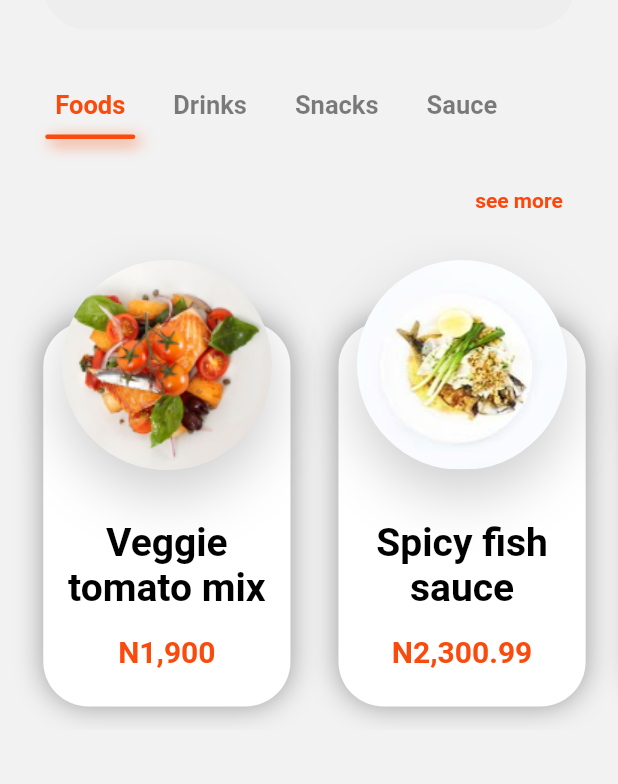
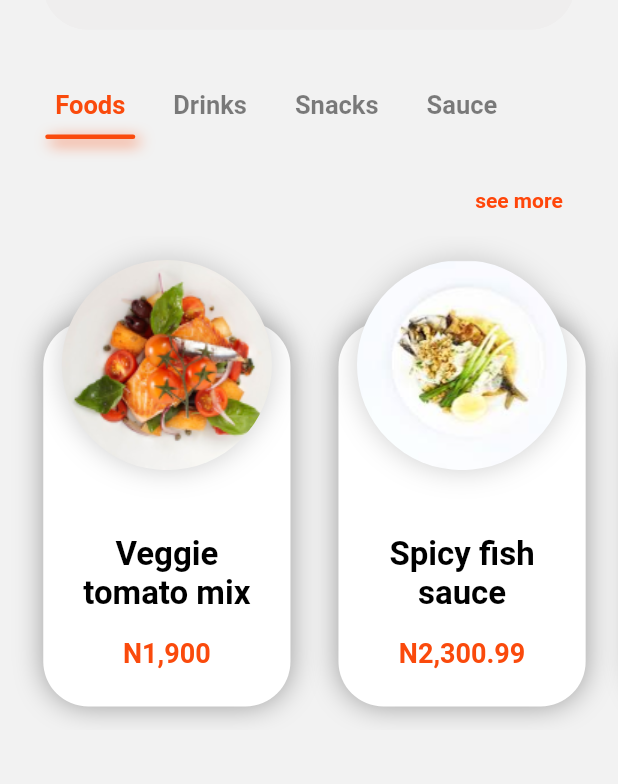
Before and after one commit to heorhiikanir/food_delivery, a Flutter app: the HomeScreen screen opened directly, on a phone screen of 412 x 824 dp, the part 272-1056 px from its top. Run offline on Flutter 3.47's test engine with Material 2 defaults, Android fonts, the phone set to English and light mode, and no system bars; our stand-ins replace badges, flutter_advanced_drawer, flutter_slidable, flutter_svg, get; Roboto replaces fonts that are missing (SF).

Commit message:
add animations in food item widget

```diff
--- a/lib/screens/home_screen/components/food_item.dart
+++ b/lib/screens/home_screen/components/food_item.dart
@@ -1,40 +1,66 @@
 import 'package:flutter/material.dart';
-import 'package:get/get.dart';
-import 'package:get/get_core/src/get_main.dart';
 
 import '../../../constants/colors.dart';
 import '../../../models/item.dart';
 import '../../details_screen/ItemDetails.dart';
 
-class FoodItem extends StatelessWidget {
+class FoodItem extends StatefulWidget {
   final double width;
   final Item item;
 
   const FoodItem({
     Key? key,
-    this.width=150,
+    this.width = 150,
     required this.item,
   }) : super(key: key);
 
   @override
+  State<FoodItem> createState() => _FoodItemState();
+}
+
+class _FoodItemState extends State<FoodItem>
+    with SingleTickerProviderStateMixin {
+  late AnimationController _animationCtr;
+  late Animation<double> _rotate;
+  late Animation<double> _fadeAndScale;
+
+  @override
+  void initState() {
+    _animationCtr = AnimationController(
+      duration: const Duration(milliseconds: 800),
+      vsync: this,
+    );
+    _rotate = Tween<double>(begin: 0,end: 1.5).animate(CurvedAnimation(parent: _animationCtr, curve: const Interval(0, 0.7,curve: Curves.easeIn)));
+    _fadeAndScale = CurvedAnimation(parent: _animationCtr, curve: const Interval(0, 1,curve: Curves.easeIn),reverseCurve: Curves.easeOut);
+
+    _animationCtr.forward();
+    _animationCtr.addListener(() { });
+
+
+    super.initState();
+  }
+
+  @override
   Widget build(BuildContext context) {
     return InkWell(
-      onTap: (){
+      onTap: () {
         //Get.to(()=> ItemDetailsScreen(item: item));
-        Navigator.of(context).push(MaterialPageRoute(builder: (context)=> ItemDetailsScreen(item: item)));
+        Navigator.of(context).push(MaterialPageRoute(
+            builder: (context) => ItemDetailsScreen(item: widget.item)));
       },
       child: SizedBox(
-        width: width,
-        height: width * 1.55,
+        width: widget.width,
+        height: widget.width * 1.55,
         child: Stack(
           children: [
             Positioned(
-              top : width /4,
+              top: widget.width / 4,
               left: 0,
               right: 0,
               bottom: 0,
               child: Container(
-                height: width * 2 / 1.5,
+                padding: const EdgeInsets.fromLTRB(16, 16, 16, 0),
+                height: widget.width * 2 / 1.5,
                 decoration: const BoxDecoration(
                     color: Colors.white,
                     borderRadius: BorderRadius.all(Radius.circular(30)),
@@ -42,23 +68,40 @@ class FoodItem extends StatelessWidget {
                       BoxShadow(
                           color: Colors.grey,
                           offset: Offset(0, 0),
-                          blurRadius: 16
-                      )
-                    ]
-                ),
+                          blurRadius: 16)
+                    ]),
+                child: ScaleTransition(
+                  scale: _fadeAndScale,
+                  child: FadeTransition(
+                    opacity: _fadeAndScale,
                     child: Column(
+                      mainAxisAlignment: MainAxisAlignment.end,
                       children: [
-                    const Spacer(),
                         Text(
-                      item.name,
-                      style: Theme.of(context).textTheme.bodyText1?.copyWith(fontSize: 26),
+                          widget.item.name,
+                          style: Theme.of(context)
+                              .textTheme
+                              .bodyText1
+                              ?.copyWith(fontSize: 22),
                           maxLines: 2,
                           textAlign: TextAlign.center,
+                          overflow: TextOverflow.ellipsis,
                         ),
-                    SizedBox(height: width * 0.1,),
-                    Text(item.price,style: Theme.of(context).textTheme.bodyText1?.copyWith(fontSize: 20,color: SolidColors.primaryColor),),
-                    SizedBox(height: width * 0.15,)
+                        SizedBox(
+                          height: widget.width * 0.1,
+                        ),
+                        Text(
+                          widget.item.price,
+                          style: Theme.of(context).textTheme.bodyText1?.copyWith(
+                              fontSize: 18, color: SolidColors.primaryColor),
+                          overflow: TextOverflow.ellipsis,
+                        ),
+                        SizedBox(
+                          height: widget.width * 0.15,
+                        )
                       ],
+                    ),
+                  ),
                 ),
               ),
             ),
@@ -68,30 +111,35 @@ class FoodItem extends StatelessWidget {
                 left: 0,
                 right: 0,
                 child: Hero(
-                  tag: item.id,
+                  tag: widget.item.id,
+                  child: RotationTransition(
+                    turns: _rotate,
                     child: Container(
-                    width: width - width * 0.15,
-                    height: width - width * 0.15,
+                      width: widget.width - widget.width * 0.15,
+                      height: widget.width - widget.width * 0.15,
                       decoration: BoxDecoration(
                           shape: BoxShape.circle,
                           image: DecorationImage(
-                            image: AssetImage(item.img),
-                            fit: BoxFit.cover
-                        ),
+                              image: AssetImage(widget.item.img),
+                              fit: BoxFit.cover),
                           boxShadow: [
                             BoxShadow(
                                 color: Colors.grey.withOpacity(0.5),
-                              blurRadius: 32,
-                              offset: const Offset(0, 16)
-                          )
-                        ]
+                                blurRadius: 16,
+                                offset: const Offset(0, 0))
+                          ]),
                     ),
                   ),
+                ))
+          ],
         )
-            )
-          ],
-        ),
       ),
     );
   }
+
+  @override
+  void dispose() {
+    _animationCtr.dispose();
+    super.dispose();
   }
+}
```
Lines whose indentation alone changed are shown as unchanged.
